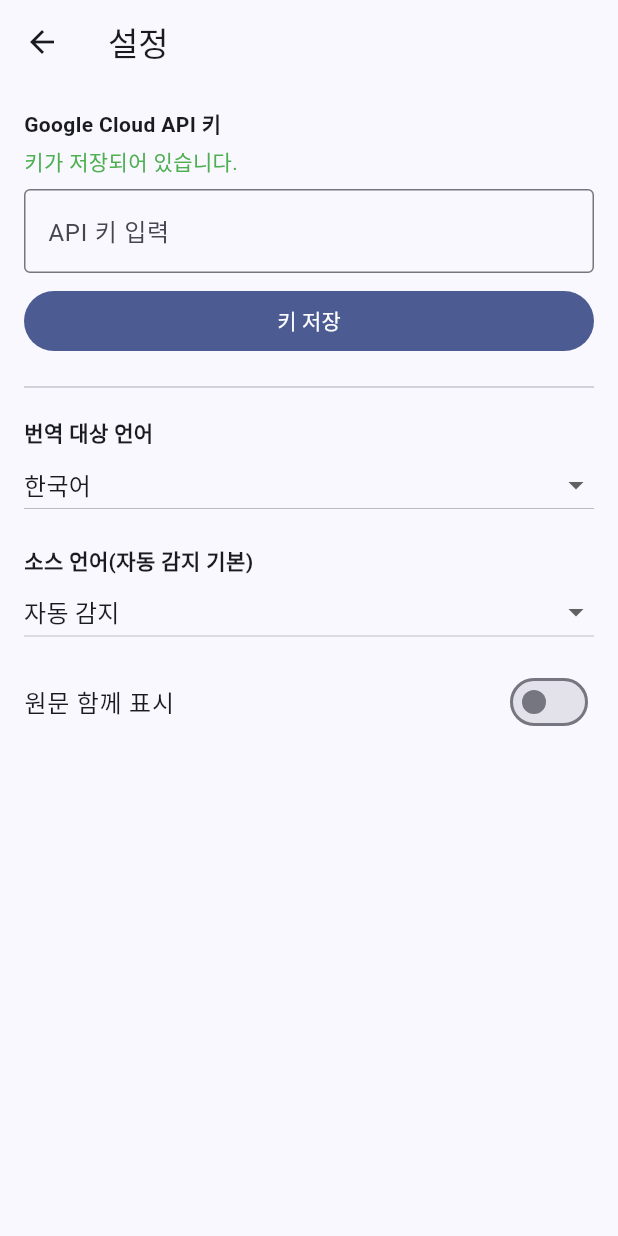
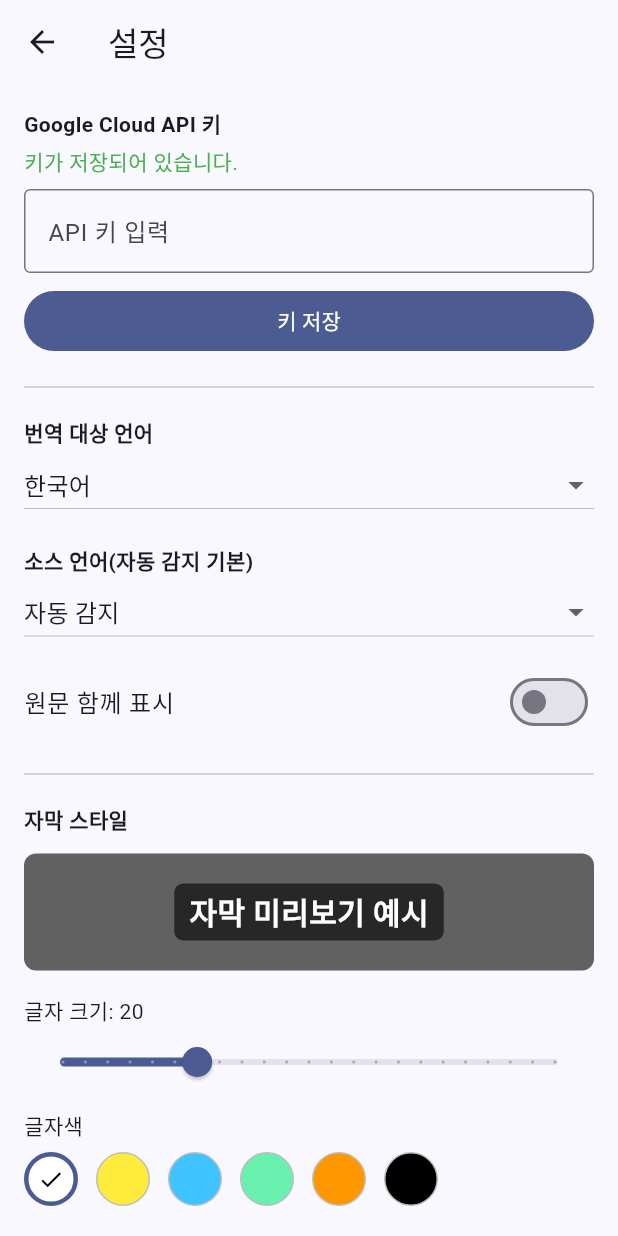
Before and after one commit to a-scene-tence/sub, a Flutter app: the SettingsScreen screen opened directly, on a phone screen of 412 x 824 dp. Run offline on Flutter 3.47's test engine with Material 3 defaults, Android fonts, the phone set to English and light mode, and no system bars; our stand-ins replace file_picker, flutter_dotenv, flutter_riverpod, flutter_secure_storage, shared_preferences, video_player; accounts and stored records are empty.

Commit message:
feat: 긴 영상 지원 · 재생 위치 조정 · 자막 스타일 수정
세 가지 사용성 기능을 추가한다(모두 순수 Dart/Flutter, 네이티브 무변경).

1) 긴 영상 지원 — 동기 STT(≤60초/10MB)를 우회하려 추출 WAV를 50초 청크로
   분할해 청크별 인식 후 타임스탬프를 오프셋 보정해 병합한다(API 키 인증 유지,
   GCS/longRunning 불필요). ChunkedSpeechRecognizer 데코레이터로 감싸 기존
   recognize 시그니처·파이프라인 무변경. (wav_chunker.dart 신규)

2) 재생 위치 조정 — VideoPlayerController.seekTo 기반 탐색 슬라이더 + 시간
   라벨 + play/pause를 PlayerControls로 추가(기존 FAB 흡수). 역방향 seek 자막
   동기화는 기존 SubtitleSyncEngine 이진탐색이 처리.

3) 자막 스타일 수정 — 글자 크기/색/배경색/배경 투명도를 설정 화면에서 조절
   (프리셋 스와치+슬라이더+라이브 미리보기). AppSettings에 스타일 필드 추가 및
   SharedPreferences로 전체 설정 영구 저장. SubtitleOverlay를 파라미터화.

신규/보강 테스트 15건(wav_chunker, ChunkedSpeechRecognizer, formatDuration,
settings 영구화/직렬화) 추가, 전체 67건 그린. flutter analyze 클린.

Co-Authored-By: Claude Opus 4.8 <noreply@anthropic.com>
Claude-Session: https://claude.ai/code/session_01FNKQtGvYKHS5axaL3oczoE

```diff
--- a/lib/config/app_config.dart
+++ b/lib/config/app_config.dart
@@ -21,8 +21,10 @@ class AppConfig {
   static const int sampleRateHertz = 16000;
   static const int audioChannels = 1;
 
-  // --- MVP 제약: 인라인 STT는 60초 한도 ---
-  static const Duration maxInlineClipDuration = Duration(seconds: 60);
+  // --- 긴 영상: 동기 STT(≤60초/10MB)를 우회하려 WAV를 청크로 분할 ---
+  /// Google 동기 인식 한도(60초)보다 작게 잡은 청크 길이(안전 여유 + 10MB 한도 회피).
+  /// 50초·48kHz mono 16-bit ≈ 4.8MB(base64 ≈ 6.4MB) < 10MB.
+  static const Duration sttChunkDuration = Duration(seconds: 50);
 
   // --- 자막 세그먼트 그룹화 규칙 ---
   /// 한 자막 큐의 최대 글자 수(가독성).
--- a/lib/providers.dart
+++ b/lib/providers.dart
@@ -26,7 +26,8 @@ final apiKeyProvider = FutureProvider<String?>((ref) {
 final processingControllerFactory =
     Provider<ProcessingController Function(String apiKey)>((ref) {
   return (String apiKey) {
-    final speech = GoogleSpeechService(apiKey: apiKey);
+    // 긴 영상도 지원하도록 동기 STT를 청크 분할 데코레이터로 감싼다(API 키 인증 유지).
+    final speech = ChunkedSpeechRecognizer(GoogleSpeechService(apiKey: apiKey));
     final translation = GoogleTranslationService(apiKey: apiKey);
     return ProcessingController(
       audioExtractor: AudioExtractionService(),
--- a/lib/screens/home_screen.dart
+++ b/lib/screens/home_screen.dart
@@ -101,7 +101,7 @@ class _HomeScreenState extends ConsumerState<HomeScreen> {
             ),
             const SizedBox(height: 8),
             const Text(
-              'MVP는 60초 이하 클립을 권장합니다.',
+              '긴 영상도 지원합니다. 다만 영상이 길수록 인식·번역 처리 시간이 늘어납니다.',
               style: TextStyle(fontSize: 13, color: Colors.grey),
             ),
             const SizedBox(height: 32),
--- a/lib/screens/settings_screen.dart
+++ b/lib/screens/settings_screen.dart
@@ -4,6 +4,7 @@ import 'package:flutter_riverpod/flutter_riverpod.dart';
 import '../config/app_config.dart';
 import '../providers.dart';
 import '../services/language_codes.dart';
+import '../state/settings_controller.dart';
 
 class SettingsScreen extends ConsumerStatefulWidget {
   const SettingsScreen({super.key});
@@ -120,8 +121,156 @@ class _SettingsScreenState extends ConsumerState<SettingsScreen> {
             onChanged: settings.setShowSource,
             contentPadding: EdgeInsets.zero,
           ),
+          const Divider(height: 40),
+          const Text('자막 스타일', style: TextStyle(fontWeight: FontWeight.bold)),
+          const SizedBox(height: 12),
+          _StylePreview(settings: current),
+          const SizedBox(height: 16),
+          Text('글자 크기: ${current.subtitleFontSize.round()}'),
+          Slider(
+            value: current.subtitleFontSize.clamp(14, 36),
+            min: 14,
+            max: 36,
+            divisions: 22,
+            label: current.subtitleFontSize.round().toString(),
+            onChanged: settings.setSubtitleFontSize,
+          ),
+          const SizedBox(height: 8),
+          const Text('글자색'),
+          const SizedBox(height: 8),
+          _ColorSwatchRow(
+            colors: _textColors,
+            selected: current.subtitleTextColor,
+            onSelected: settings.setSubtitleTextColor,
+          ),
+          const SizedBox(height: 16),
+          const Text('배경색'),
+          const SizedBox(height: 8),
+          _ColorSwatchRow(
+            colors: _bgColors,
+            selected: current.subtitleBgColor,
+            onSelected: settings.setSubtitleBgColor,
+          ),
+          const SizedBox(height: 16),
+          Text('배경 투명도: ${(current.subtitleBgOpacity * 100).round()}%'),
+          Slider(
+            value: current.subtitleBgOpacity.clamp(0, 1),
+            divisions: 20,
+            label: '${(current.subtitleBgOpacity * 100).round()}%',
+            onChanged: settings.setSubtitleBgOpacity,
+          ),
         ],
       ),
     );
   }
 }
+
+/// 글자색 프리셋(흰/노랑/하늘/연두/주황/검정).
+const List<Color> _textColors = <Color>[
+  Color(0xFFFFFFFF),
+  Color(0xFFFFEB3B),
+  Color(0xFF40C4FF),
+  Color(0xFF69F0AE),
+  Color(0xFFFF9800),
+  Color(0xFF000000),
+];
+
+/// 배경색 프리셋(검정/짙은회색/남색/적갈색/흰색).
+const List<Color> _bgColors = <Color>[
+  Color(0xFF000000),
+  Color(0xFF424242),
+  Color(0xFF1A237E),
+  Color(0xFF3E2723),
+  Color(0xFFFFFFFF),
+];
+
+/// 현재 자막 스타일 미리보기.
+class _StylePreview extends StatelessWidget {
+  const _StylePreview({required this.settings});
+
+  final AppSettings settings;
+
+  @override
+  Widget build(BuildContext context) {
+    return Container(
+      width: double.infinity,
+      padding: const EdgeInsets.symmetric(vertical: 20),
+      decoration: BoxDecoration(
+        // 영상 위 느낌을 주기 위한 회색 바탕.
+        color: Colors.grey.shade700,
+        borderRadius: BorderRadius.circular(8),
+      ),
+      alignment: Alignment.center,
+      child: Container(
+        padding: const EdgeInsets.symmetric(horizontal: 10, vertical: 4),
+        decoration: BoxDecoration(
+          color: settings.subtitleBgColor
+              .withValues(alpha: settings.subtitleBgOpacity),
+          borderRadius: BorderRadius.circular(6),
+        ),
+        child: Text(
+          '자막 미리보기 예시',
+          style: TextStyle(
+            color: settings.subtitleTextColor,
+            fontSize: settings.subtitleFontSize,
+            fontWeight: FontWeight.w600,
+          ),
+        ),
+      ),
+    );
+  }
+}
+
+/// 원형 색상 스와치 선택 행.
+class _ColorSwatchRow extends StatelessWidget {
+  const _ColorSwatchRow({
+    required this.colors,
+    required this.selected,
+    required this.onSelected,
+  });
+
+  final List<Color> colors;
+  final Color selected;
+  final ValueChanged<Color> onSelected;
+
+  @override
+  Widget build(BuildContext context) {
+    return Wrap(
+      spacing: 12,
+      runSpacing: 12,
+      children: <Widget>[
+        for (final c in colors)
+          Builder(builder: (context) {
+            final isSelected = c == selected;
+            return InkWell(
+              borderRadius: BorderRadius.circular(20),
+              onTap: () => onSelected(c),
+              child: Container(
+                width: 36,
+                height: 36,
+                decoration: BoxDecoration(
+                  color: c,
+                  shape: BoxShape.circle,
+                  border: Border.all(
+                    color: isSelected
+                        ? Theme.of(context).colorScheme.primary
+                        : Colors.grey.shade400,
+                    width: isSelected ? 3 : 1,
+                  ),
+                ),
+                child: isSelected
+                    ? Icon(
+                        Icons.check,
+                        size: 18,
+                        color: c.computeLuminance() > 0.5
+                            ? Colors.black
+                            : Colors.white,
+                      )
+                    : null,
+              ),
+            );
+          }),
+      ],
+    );
+  }
+}
--- a/lib/state/settings_controller.dart
+++ b/lib/state/settings_controller.dart
@@ -1,14 +1,22 @@
+import 'dart:convert';
+import 'dart:ui' show Color;
+
 import 'package:flutter/foundation.dart';
+import 'package:shared_preferences/shared_preferences.dart';
 
 import '../config/app_config.dart';
 
-/// 사용자 설정(번역 대상 언어, 원문 표시 여부, 소스 언어 힌트).
+/// 사용자 설정(번역 대상 언어, 원문 표시 여부, 소스 언어 힌트, 자막 스타일).
 @immutable
 class AppSettings {
   const AppSettings({
     this.targetLanguage = AppConfig.defaultTargetLanguage,
     this.showSource = false,
     this.languageHint,
+    this.subtitleFontSize = 20,
+    this.subtitleTextColor = const Color(0xFFFFFFFF),
+    this.subtitleBgColor = const Color(0xFF000000),
+    this.subtitleBgOpacity = 0.6,
   });
 
   /// 번역 대상 언어(ISO-639-1).
@@ -20,29 +28,147 @@ class AppSettings {
   /// 소스 언어 힌트(BCP-47). null이면 자동 감지.
   final String? languageHint;
 
+  /// 자막 글자 크기(논리 픽셀).
+  final double subtitleFontSize;
+
+  /// 자막 글자색.
+  final Color subtitleTextColor;
+
+  /// 자막 배경색(투명도는 [subtitleBgOpacity]로 별도 적용).
+  final Color subtitleBgColor;
+
+  /// 자막 배경 투명도(0.0=투명 ~ 1.0=불투명).
+  final double subtitleBgOpacity;
+
   AppSettings copyWith({
     String? targetLanguage,
     bool? showSource,
     String? languageHint,
     bool clearHint = false,
+    double? subtitleFontSize,
+    Color? subtitleTextColor,
+    Color? subtitleBgColor,
+    double? subtitleBgOpacity,
   }) {
     return AppSettings(
       targetLanguage: targetLanguage ?? this.targetLanguage,
       showSource: showSource ?? this.showSource,
       languageHint: clearHint ? null : (languageHint ?? this.languageHint),
+      subtitleFontSize: subtitleFontSize ?? this.subtitleFontSize,
+      subtitleTextColor: subtitleTextColor ?? this.subtitleTextColor,
+      subtitleBgColor: subtitleBgColor ?? this.subtitleBgColor,
+      subtitleBgOpacity: subtitleBgOpacity ?? this.subtitleBgOpacity,
+    );
+  }
+
+  Map<String, dynamic> toMap() => <String, dynamic>{
+        'targetLanguage': targetLanguage,
+        'showSource': showSource,
+        'languageHint': languageHint,
+        'subtitleFontSize': subtitleFontSize,
+        'subtitleTextColor': _colorToArgb(subtitleTextColor),
+        'subtitleBgColor': _colorToArgb(subtitleBgColor),
+        'subtitleBgOpacity': subtitleBgOpacity,
+      };
+
+  /// 저장된 맵에서 복원한다. 누락/오류 필드는 기본값으로 폴백한다.
+  factory AppSettings.fromMap(Map<String, dynamic> m) {
+    const d = AppSettings();
+    return AppSettings(
+      targetLanguage: m['targetLanguage'] as String? ?? d.targetLanguage,
+      showSource: m['showSource'] as bool? ?? d.showSource,
+      languageHint: m['languageHint'] as String?,
+      subtitleFontSize:
+          (m['subtitleFontSize'] as num?)?.toDouble() ?? d.subtitleFontSize,
+      subtitleTextColor: m['subtitleTextColor'] is int
+          ? Color(m['subtitleTextColor'] as int)
+          : d.subtitleTextColor,
+      subtitleBgColor: m['subtitleBgColor'] is int
+          ? Color(m['subtitleBgColor'] as int)
+          : d.subtitleBgColor,
+      subtitleBgOpacity:
+          (m['subtitleBgOpacity'] as num?)?.toDouble() ?? d.subtitleBgOpacity,
     );
   }
 }
 
+/// [Color]를 0xAARRGGBB 정수로 변환한다(저장용). 신 컴포넌트 접근자(.a/.r/.g/.b, 0–1)를
+/// 사용해 deprecated된 `Color.value`를 피한다.
+int _colorToArgb(Color c) =>
+    ((c.a * 255).round() << 24) |
+    ((c.r * 255).round() << 16) |
+    ((c.g * 255).round() << 8) |
+    (c.b * 255).round();
+
+/// 설정 상태 + SharedPreferences 영구 저장.
+///
+/// 생성 시 비동기로 [_load]하고(완료 전까지는 기본값), 각 setter에서 best-effort로
+/// 저장한다. 저장/로드 실패는 기본값/현재값을 유지한다(설정은 앱 동작에 비치명적).
 class SettingsController extends ValueNotifier<AppSettings> {
-  SettingsController() : super(const AppSettings());
+  SettingsController() : super(const AppSettings()) {
+    loaded = _load();
+  }
 
-  void setTargetLanguage(String iso) =>
-      value = value.copyWith(targetLanguage: iso);
+  static const String _prefsKey = 'app_settings';
 
-  void setShowSource(bool show) => value = value.copyWith(showSource: show);
+  /// 초기 로드 완료 future(테스트/초기화 동기화용).
+  late final Future<void> loaded;
 
-  void setLanguageHint(String? hint) => value = hint == null
-      ? value.copyWith(clearHint: true)
-      : value.copyWith(languageHint: hint);
+  Future<void> _load() async {
+    try {
+      final prefs = await SharedPreferences.getInstance();
+      final raw = prefs.getString(_prefsKey);
+      if (raw == null) return;
+      final map = jsonDecode(raw) as Map<String, dynamic>;
+      value = AppSettings.fromMap(map);
+    } catch (_) {
+      // best-effort: 기본값 유지.
+    }
+  }
+
+  Future<void> _save() async {
+    try {
+      final prefs = await SharedPreferences.getInstance();
+      await prefs.setString(_prefsKey, jsonEncode(value.toMap()));
+    } catch (_) {
+      // best-effort.
+    }
+  }
+
+  void setTargetLanguage(String iso) {
+    value = value.copyWith(targetLanguage: iso);
+    _save();
+  }
+
+  void setShowSource(bool show) {
+    value = value.copyWith(showSource: show);
+    _save();
+  }
+
+  void setLanguageHint(String? hint) {
+    value = hint == null
+        ? value.copyWith(clearHint: true)
+        : value.copyWith(languageHint: hint);
+    _save();
+  }
+
+  void setSubtitleFontSize(double size) {
+    value = value.copyWith(subtitleFontSize: size);
+    _save();
+  }
+
+  void setSubtitleTextColor(Color color) {
+    value = value.copyWith(subtitleTextColor: color);
+    _save();
+  }
+
+  void setSubtitleBgColor(Color color) {
+    value = value.copyWith(subtitleBgColor: color);
+    _save();
+  }
+
+  void setSubtitleBgOpacity(double opacity) {
+    value = value.copyWith(subtitleBgOpacity: opacity);
+    _save();
+  }
 }
```
Also changed, not shown: lib/screens/player_screen.dart (+36 -21 lines), lib/services/speech_service.dart (+48 -0 lines), lib/services/wav_chunker.dart (added, +162 -0 lines), lib/widgets/player_controls.dart (added, +92 -0 lines), lib/widgets/subtitle_overlay.dart (+31 -6 lines), 4 other files.
